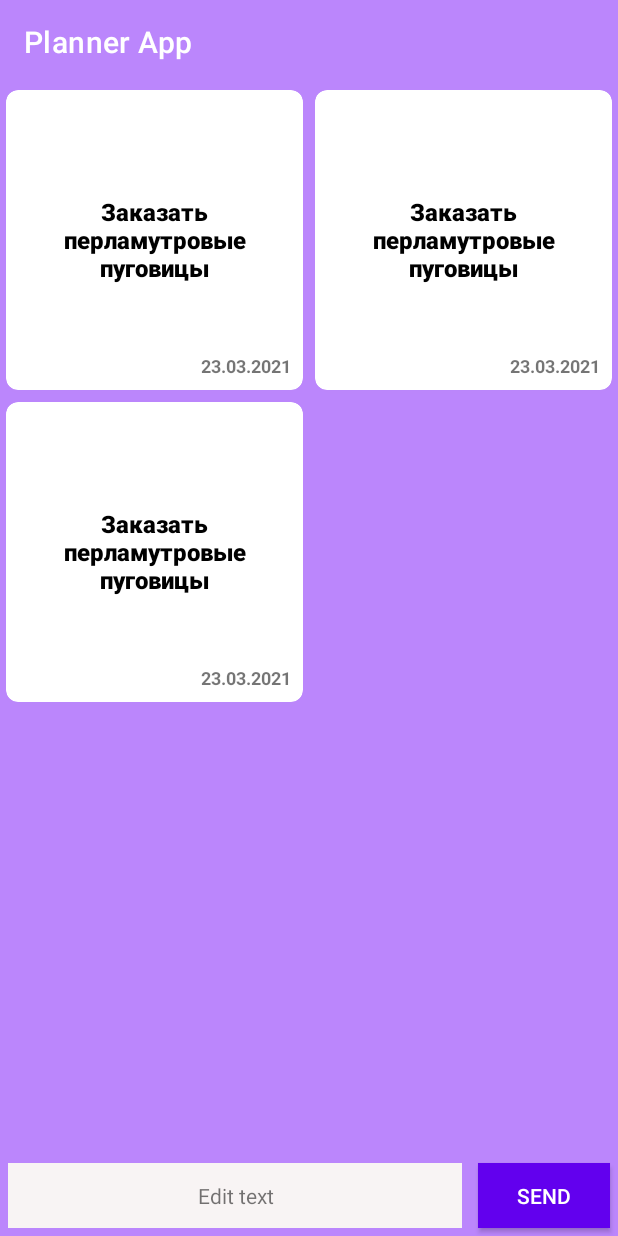
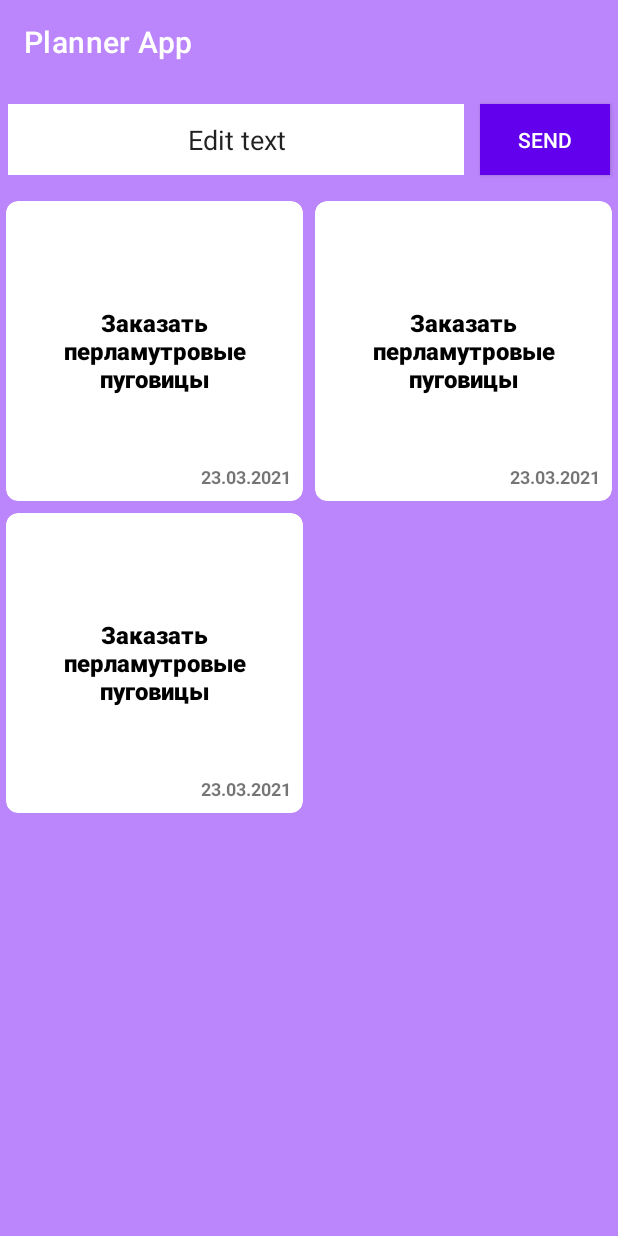
Before and after one commit to santooleg/AN02ONL_PlannerApp, an Android app: the layout fragment_main.xml on its own in the app's theme, with its tools: preview values and no code run, on a phone screen of 412 x 824 dp. Run offline under Robolectric (Android 15) with nearby library versions, the phone set to English and light mode, and no system bars.

Commit message:
Home work 2 finish

```diff
--- a/app/src/main/res/layout/fragment_main.xml
+++ b/app/src/main/res/layout/fragment_main.xml
@@ -18,40 +18,30 @@
 		app:title="Planner App"
 		app:titleTextColor="@color/white" />
 
-	<androidx.recyclerview.widget.RecyclerView
-		android:id="@+id/recyclerView"
-		android:layout_width="0dp"
-		android:layout_height="0dp"
-		android:clipToPadding="false"
-		app:layoutManager="androidx.recyclerview.widget.GridLayoutManager"
-		app:layout_constraintBottom_toBottomOf="parent"
+	<LinearLayout
+		android:id="@+id/linearLayout"
+		android:layout_width="match_parent"
+		android:layout_height="58dp"
+		android:layout_marginTop="8dp"
+		android:background="@color/purple_200"
+		android:orientation="horizontal"
 		app:layout_constraintEnd_toEndOf="parent"
-		app:layout_constraintHorizontal_bias="0.0"
 		app:layout_constraintStart_toStartOf="parent"
-		app:layout_constraintTop_toBottomOf="@+id/toolbar"
-		app:layout_constraintVertical_bias="0.0"
-		app:spanCount="2"
-		tools:listitem="@layout/note_list_item">
+		app:layout_constraintTop_toBottomOf="@+id/toolbar">
 
-	</androidx.recyclerview.widget.RecyclerView>
 
-	<LinearLayout
-		android:layout_width="match_parent"
-		android:layout_height="54dp"
-		android:background="@color/purple_200"
-		app:layout_constraintBottom_toBottomOf="parent"
-		app:layout_constraintEnd_toEndOf="parent"
-		app:layout_constraintStart_toStartOf="@+id/recyclerView">
-
-		<TextView
-			android:id="@+id/textView2"
-			android:layout_width="0dp"
+		<EditText
+			android:id="@+id/editText"
+			android:layout_width="304dp"
 			android:layout_height="match_parent"
 			android:layout_margin="5dp"
-			android:layout_weight="5"
-			android:background="#F8F4F4"
+			android:background="@color/white"
+			android:ems="10"
 			android:gravity="center"
+			android:importantForAutofill="no"
+			android:inputType="text"
 			android:text="@string/edit_text" />
+
 
 		<Button
 			android:id="@+id/button3"
@@ -62,6 +52,25 @@
 			android:background="@color/purple_500"
 			android:backgroundTint="@color/white"
 			android:text="@string/send" />
+
 	</LinearLayout>
 
+	<androidx.recyclerview.widget.RecyclerView
+		android:id="@+id/recyclerView"
+		android:layout_width="0dp"
+		android:layout_height="0dp"
+		android:layout_marginTop="8dp"
+		android:clipToPadding="false"
+		app:layoutManager="androidx.recyclerview.widget.GridLayoutManager"
+		app:layout_constraintBottom_toBottomOf="parent"
+		app:layout_constraintEnd_toEndOf="parent"
+		app:layout_constraintHorizontal_bias="1.0"
+		app:layout_constraintStart_toStartOf="parent"
+		app:layout_constraintTop_toBottomOf="@+id/linearLayout"
+		app:spanCount="2"
+		tools:listitem="@layout/note_list_item">
+
+	</androidx.recyclerview.widget.RecyclerView>
+
+
 </androidx.constraintlayout.widget.ConstraintLayout>
--- a/app/src/main/res/values/strings.xml
+++ b/app/src/main/res/values/strings.xml
@@ -5,4 +5,5 @@
 	<string name="click_me_2">Sum of two clicks</string>
 	<string name="edit_text">Edit text</string>
 	<string name="send">Send</string>
+	<string name="hint">hint</string>
 </resources>
```
